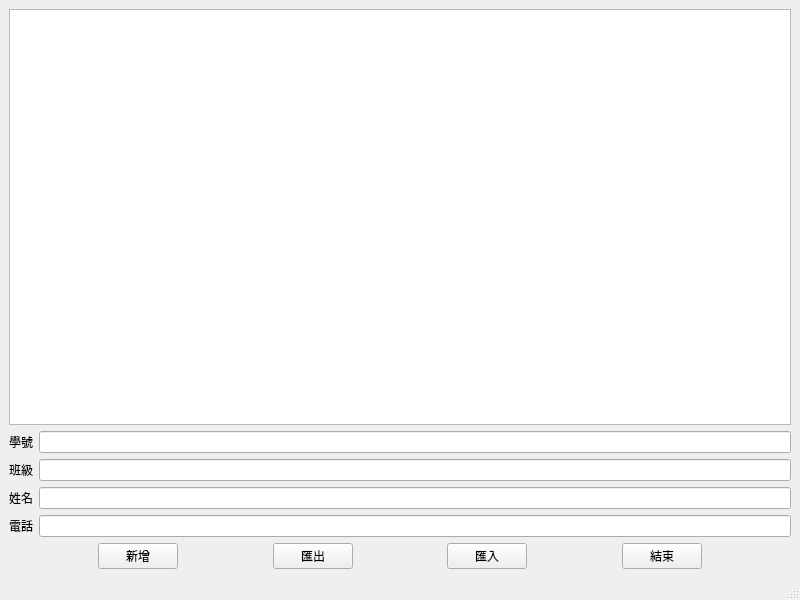
chiangryanNFU/ContantBook, file contantbook.ui: the form before one commit.
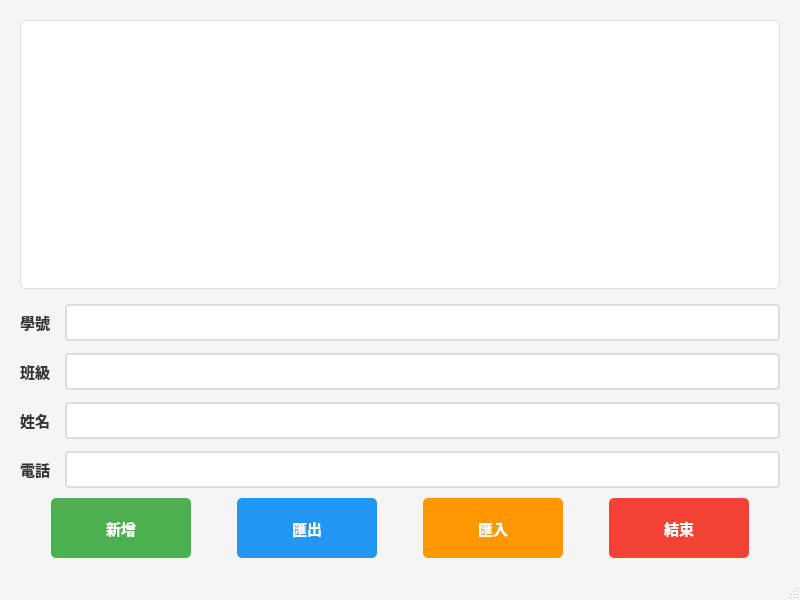
The form after the commit.

Commit message: Optimize UI with modern styling - buttons, colors, spacing, table appearance

```diff
--- a/contantbook.ui
+++ b/contantbook.ui
@@ -13,15 +13,149 @@
   <property name="windowTitle">
    <string>ContantBook</string>
   </property>
+  <property name="styleSheet">
+   <string notr="true">QMainWindow {
+    background-color: #f5f5f5;
+}
+
+QTableWidget {
+    background-color: white;
+    alternate-background-color: #f9f9f9;
+    selection-background-color: #4CAF50;
+    selection-color: white;
+    border: 1px solid #ddd;
+    border-radius: 5px;
+    gridline-color: #e0e0e0;
+}
+
+QTableWidget::item {
+    padding: 8px;
+}
+
+QTableWidget QHeaderView::section {
+    background-color: #2196F3;
+    color: white;
+    padding: 10px;
+    border: none;
+    font-weight: bold;
+    font-size: 11pt;
+}
+
+QLabel {
+    font-size: 11pt;
+    color: #333;
+    font-weight: 500;
+}
+
+QLineEdit {
+    padding: 8px;
+    border: 2px solid #ddd;
+    border-radius: 4px;
+    background-color: white;
+    font-size: 10pt;
+}
+
+QLineEdit:focus {
+    border: 2px solid #2196F3;
+}
+
+QPushButton {
+    padding: 10px 20px;
+    font-size: 11pt;
+    font-weight: bold;
+    border: none;
+    border-radius: 5px;
+    min-width: 100px;
+    min-height: 40px;
+}
+
+QPushButton:hover {
+    opacity: 0.9;
+}
+
+QPushButton:pressed {
+    padding: 11px 19px 9px 21px;
+}
+
+#pushButton {
+    background-color: #4CAF50;
+    color: white;
+}
+
+#pushButton:hover {
+    background-color: #45a049;
+}
+
+#pushButton_2 {
+    background-color: #2196F3;
+    color: white;
+}
+
+#pushButton_2:hover {
+    background-color: #0b7dda;
+}
+
+#pushButton_3 {
+    background-color: #FF9800;
+    color: white;
+}
+
+#pushButton_3:hover {
+    background-color: #e68900;
+}
+
+#pushButton_4 {
+    background-color: #f44336;
+    color: white;
+}
+
+#pushButton_4:hover {
+    background-color: #da190b;
+}</string>
+  </property>
   <widget class="QWidget" name="centralwidget">
    <layout class="QVBoxLayout" name="verticalLayout_2">
+    <property name="spacing">
+     <number>15</number>
+    </property>
+    <property name="leftMargin">
+     <number>20</number>
+    </property>
+    <property name="topMargin">
+     <number>20</number>
+    </property>
+    <property name="rightMargin">
+     <number>20</number>
+    </property>
+    <property name="bottomMargin">
+     <number>20</number>
+    </property>
     <item>
-     <widget class="QTableWidget" name="tableWidget"/>
+     <widget class="QTableWidget" name="tableWidget">
+      <property name="alternatingRowColors">
+       <bool>true</bool>
+      </property>
+      <property name="showGrid">
+       <bool>true</bool>
+      </property>
+      <property name="sortingEnabled">
+       <bool>true</bool>
+      </property>
+     </widget>
     </item>
     <item>
      <layout class="QVBoxLayout" name="verticalLayout">
+      <property name="spacing">
+       <number>10</number>
+      </property>
       <item>
        <layout class="QFormLayout" name="formLayout_3">
+        <property name="horizontalSpacing">
+         <number>15</number>
+        </property>
+        <property name="verticalSpacing">
+         <number>12</number>
+        </property>
         <item row="0" column="0">
          <widget class="QLabel" name="label">
           <property name="text">
@@ -66,6 +200,9 @@
       </item>
       <item>
        <layout class="QHBoxLayout" name="horizontalLayout_2">
+        <property name="spacing">
+         <number>15</number>
+        </property>
         <item>
          <spacer name="horizontalSpacer">
           <property name="orientation">
```
